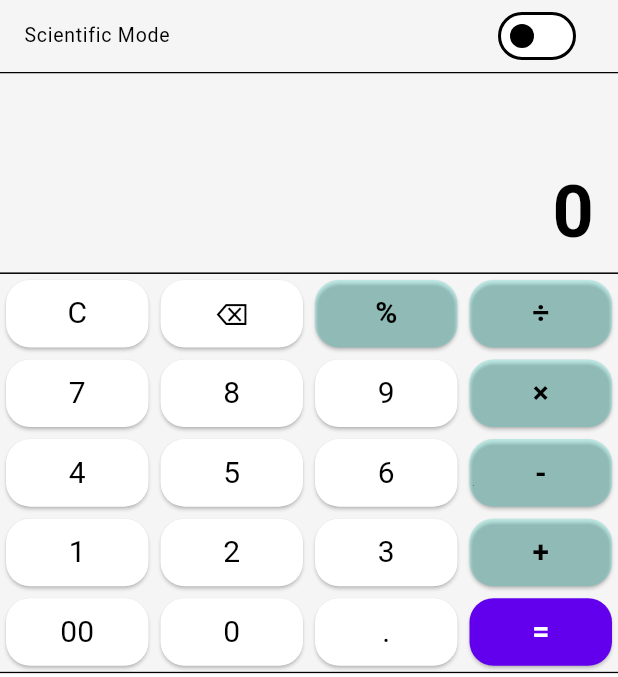
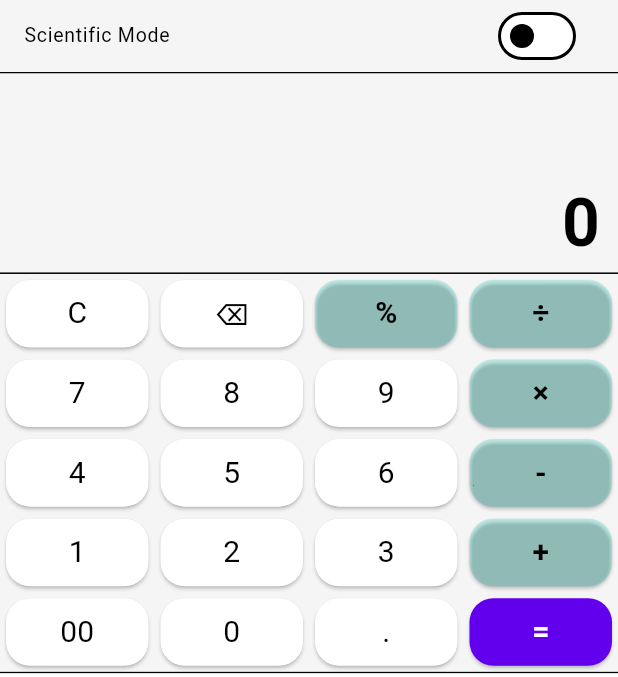
Before and after one commit to atardamar07/CalculatorCurrencyConverter, a Flutter app: the screen it shows after launch, in the side drawer, after a tap on the "add" icon, on a phone screen of 412 x 824 dp, the part 84-761 px from its top. Run offline on Flutter 3.47's test engine with Material 3 defaults, Android fonts, the phone set to English and light mode, and no system bars; our stand-ins replace google_mobile_ads, math_expressions, shared_preferences; network calls fail.

Commit message:
auto update

```diff
--- a/devtools_options.yaml
+++ b/devtools_options.yaml
@@ -1,3 +1,4 @@
 description: This file stores settings for Dart & Flutter DevTools.
 documentation: https://docs.flutter.dev/tools/devtools/extensions#configure-extension-enablement-states
 extensions:
+  - provider: true
--- a/lib/providers/calculator_provider.dart
+++ b/lib/providers/calculator_provider.dart
@@ -1,5 +1,6 @@
 import 'package:flutter/material.dart';
 import 'package:math_expressions/math_expressions.dart';
+import 'package:shared_preferences/shared_preferences.dart';
 import '../services/ad_service.dart';
 
 class CalculatorProvider with ChangeNotifier {
@@ -11,10 +12,24 @@ class CalculatorProvider with ChangeNotifier {
 
   CalculatorProvider() {
     _adService.createInterstitialAd();
+    _loadClearCount(); // Load saved count on startup
   }
 
   String get expression => _expression;
   String get result => _result;
+
+  // Load clear count from SharedPreferences
+  Future<void> _loadClearCount() async {
+    final prefs = await SharedPreferences.getInstance();
+    _clearCount = prefs.getInt('clear_count') ?? 0;
+    notifyListeners();
+  }
+
+  // Save clear count to SharedPreferences
+  Future<void> _saveClearCount() async {
+    final prefs = await SharedPreferences.getInstance();
+    await prefs.setInt('clear_count', _clearCount);
+  }
 
   void addToExpression(String value) {
     _expression += value;
@@ -28,9 +43,12 @@ class CalculatorProvider with ChangeNotifier {
 
     // Smart ad display: only show every N clears
     _clearCount++;
+    _saveClearCount(); // Save after increment
+
     if (_clearCount >= _adFrequency) {
       _adService.showInterstitialAd();
       _clearCount = 0; // Reset counter
+      _saveClearCount(); // Save reset
     }
   }
 
--- a/lib/providers/currency_provider.dart
+++ b/lib/providers/currency_provider.dart
@@ -10,6 +10,7 @@ class CurrencyProvider with ChangeNotifier {
   List<String> _activeCurrencies = ['USD', 'EUR', 'TRY', 'GBP']; // Default active
   double _amount = 1.0;
   bool _isLoading = false;
+  String? _errorMessage; // Track error details
 
   CurrencyProvider() {
     _loadPreferences();
@@ -21,17 +22,31 @@ class CurrencyProvider with ChangeNotifier {
   List<String> get activeCurrencies => _activeCurrencies;
   double get amount => _amount;
   bool get isLoading => _isLoading;
+  String? get errorMessage => _errorMessage; // Expose error message
 
   Future<void> fetchRates() async {
     _isLoading = true;
+    _errorMessage = null; // Clear previous errors
     notifyListeners();
     try {
       final data = await _currencyService.fetchRates(_baseCurrency);
-      _rates = Map<String, double>.from(data['rates']);
-      _isLoading = false;
-      notifyListeners();
+
+      // Check if API response has rates
+      if (data.containsKey('rates') && data['rates'] is Map) {
+        _rates = Map<String, double>.from(data['rates']);
+
+        // IMPORTANT: Add base currency with rate 1.0
+        _rates[_baseCurrency] = 1.0;
+
+        _isLoading = false;
+        notifyListeners();
+      } else {
+        throw Exception('Invalid API response format');
+      }
     } catch (e) {
       _isLoading = false;
+      _rates = {};
+      _errorMessage = e.toString(); // Save detailed error
       notifyListeners();
     }
   }
--- a/lib/widgets/calculator_widget.dart
+++ b/lib/widgets/calculator_widget.dart
@@ -34,31 +34,35 @@ class CalculatorWidget extends StatelessWidget {
         Expanded(
           flex: 2,
           child: Container(
-            padding: const EdgeInsets.all(16),
+            padding: const EdgeInsets.all(12),
             alignment: Alignment.bottomRight,
             child: Column(
               mainAxisAlignment: MainAxisAlignment.end,
               crossAxisAlignment: CrossAxisAlignment.end,
               children: [
-                Text(
+                Flexible(
+                  child: Text(
                     calculatorProvider.expression,
                     style: TextStyle(
-                    fontSize: 24,
+                      fontSize: 22,
                       color: Theme.of(context).textTheme.bodyLarge?.color?.withValues(alpha: 0.7),
                     ),
                     maxLines: 2,
                     overflow: TextOverflow.ellipsis,
                   ),
-                const SizedBox(height: 8),
-                Text(
+                ),
+                const SizedBox(height: 6),
+                Flexible(
+                  child: Text(
                     displayResult,
                     style: TextStyle(
-                    fontSize: 48,
+                      fontSize: 44,
                       fontWeight: FontWeight.bold,
                       color: Theme.of(context).textTheme.bodyLarge?.color,
                     ),
                     maxLines: 1,
                     overflow: TextOverflow.ellipsis,
+                  ),
                 ),
               ],
             ),
```
Also changed, not shown: lib/screens/currency_selection_screen.dart (+53 -3 lines), lib/widgets/currency_converter_widget.dart (+17 -5 lines). Lines whose indentation alone changed are shown as unchanged.
